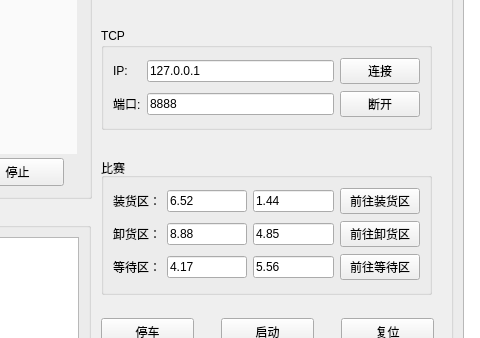
This is widget.ui in sytnocui/ht1th_qt as Qt 5 draws it before an edit; both pictures show x 189 to 669 and y 132 to 470 of the 1103 by 650 pixel window. The edited form follows.
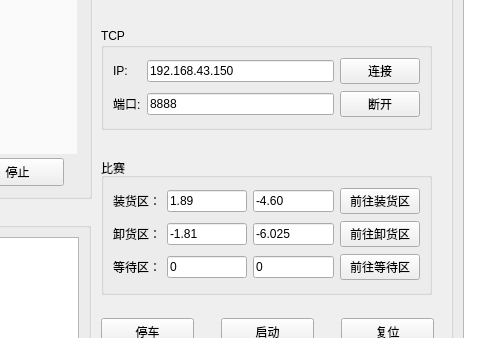
This is the edited form.

Commit message: 更改默认参数，修改全都获取的是等待区坐标参数的bug

What changed in the file:
```diff
--- a/widget.ui
+++ b/widget.ui
@@ -89,7 +89,7 @@
     <item row="0" column="1">
      <widget class="QLineEdit" name="lineEditIP">
       <property name="text">
-       <string>127.0.0.1</string>
+       <string>192.168.43.150</string>
       </property>
      </widget>
     </item>
@@ -244,14 +244,14 @@
     <item row="1" column="1">
      <widget class="QLineEdit" name="lineEditUnloadx">
       <property name="text">
-       <string>8.88</string>
+       <string>-1.81</string>
       </property>
      </widget>
     </item>
     <item row="0" column="1">
      <widget class="QLineEdit" name="lineEditLoadx">
       <property name="text">
-       <string>6.52</string>
+       <string>1.89</string>
       </property>
      </widget>
     </item>
@@ -265,14 +265,14 @@
     <item row="0" column="2">
      <widget class="QLineEdit" name="lineEditLoady">
       <property name="text">
-       <string>1.44</string>
+       <string>-4.60</string>
       </property>
      </widget>
     </item>
     <item row="2" column="2">
      <widget class="QLineEdit" name="lineEditWaity">
       <property name="text">
-       <string>5.56</string>
+       <string>0</string>
       </property>
      </widget>
     </item>
@@ -300,7 +300,7 @@
     <item row="1" column="2">
      <widget class="QLineEdit" name="lineEditUnloady">
       <property name="text">
-       <string>4.85</string>
+       <string>-6.025</string>
       </property>
      </widget>
     </item>
@@ -314,7 +314,7 @@
     <item row="2" column="1">
      <widget class="QLineEdit" name="lineEditWaitx">
       <property name="text">
-       <string>4.17</string>
+       <string>0</string>
       </property>
      </widget>
     </item>
```
The commit also changes 2 other files.
